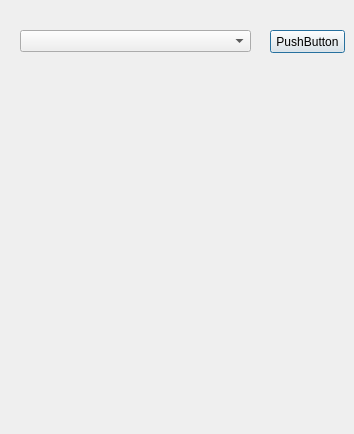
This is RawFilter.ui in danielefil/MCircus_GUI as Qt 5 draws it before an edit. The edited form follows.
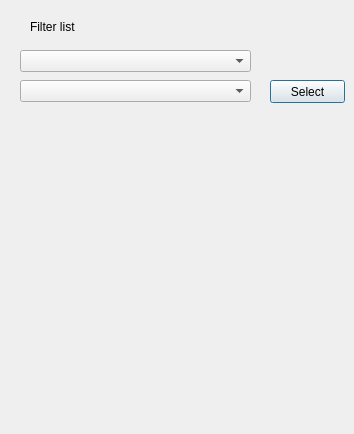
This is the edited form.

```diff
--- a/RawFilter.ui
+++ b/RawFilter.ui
@@ -17,20 +17,43 @@
    <property name="geometry">
     <rect>
      <x>270</x>
-     <y>30</y>
+     <y>80</y>
      <width>75</width>
      <height>23</height>
     </rect>
    </property>
    <property name="text">
-    <string>PushButton</string>
+    <string>Select</string>
    </property>
   </widget>
   <widget class="QComboBox" name="comboBox">
    <property name="geometry">
     <rect>
      <x>20</x>
-     <y>30</y>
+     <y>80</y>
+     <width>231</width>
+     <height>22</height>
+    </rect>
+   </property>
+  </widget>
+  <widget class="QLabel" name="label">
+   <property name="geometry">
+    <rect>
+     <x>30</x>
+     <y>20</y>
+     <width>47</width>
+     <height>13</height>
+    </rect>
+   </property>
+   <property name="text">
+    <string>Filter list</string>
+   </property>
+  </widget>
+  <widget class="QComboBox" name="comboBox_2">
+   <property name="geometry">
+    <rect>
+     <x>20</x>
+     <y>50</y>
      <width>231</width>
      <height>22</height>
     </rect>
```
